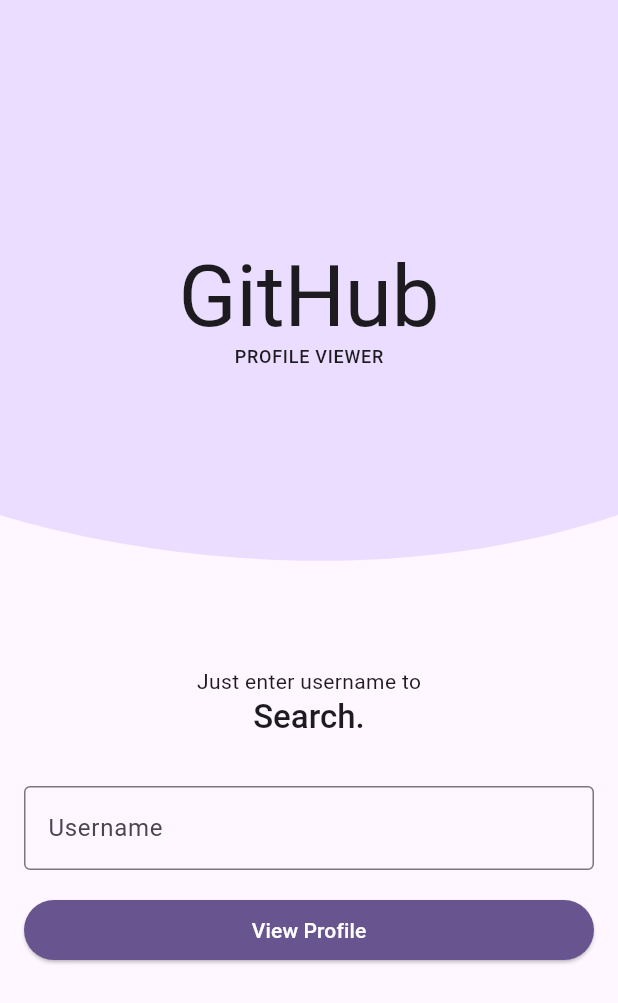
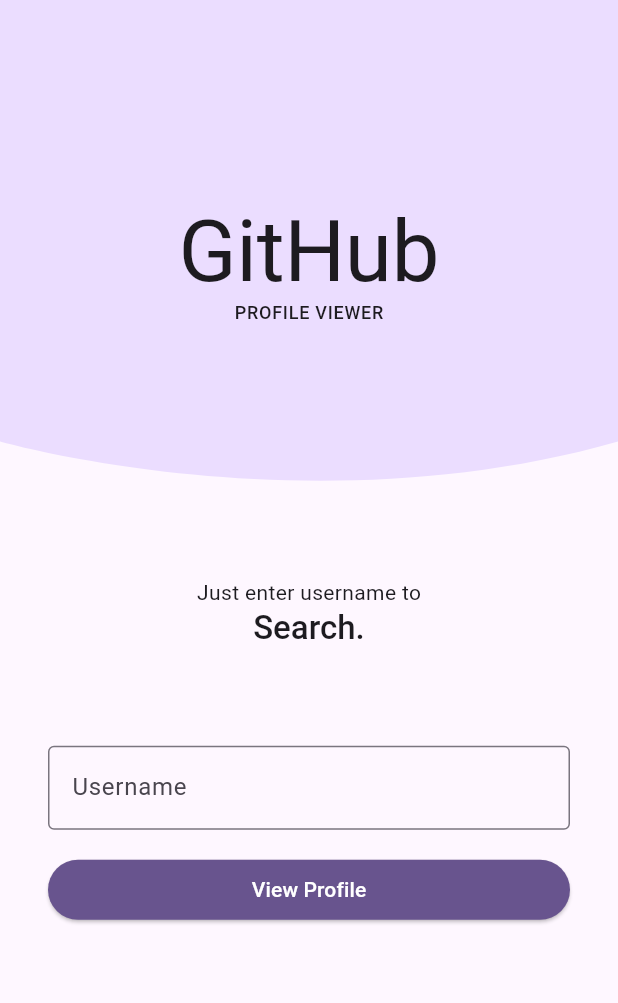
Before and after one commit to deep38/github_profile_viewer, a Flutter app: the screen it shows after launch, on a phone screen of 412 x 824 dp. Shown: the top 1003 px of the screen. Run offline on Flutter 3.47's test engine with Material 3 defaults, Android fonts, the phone set to English and light mode, and no system bars; drawn by our look-alikes of animated_text_kit; our stand-ins replace flutter_sticky_header, get; accounts and stored records are empty.

Commit message:
Improved UI and Fix some bugs.

```diff
--- a/lib/presentation/components/error_indicator.dart
+++ b/lib/presentation/components/error_indicator.dart
@@ -50,7 +50,7 @@ class ErrorIndicator extends StatelessWidget {
             children: [
               Image(
                 image: image,
-                width: min(200, constraints.maxWidth / 3),
+                width: min(200, constraints.maxWidth / 2),
                 errorBuilder: (context, error, stackTrace) => Tooltip(message: "Failed to load image.", child: Icon(Icons.broken_image_outlined, semanticLabel: "Failed to load image.",)),
               ),
               Text(
--- a/lib/presentation/pages/welcome_page.dart
+++ b/lib/presentation/pages/welcome_page.dart
@@ -42,6 +42,8 @@ class WelcomePage extends StatelessWidget {
     // final isLandscape = MediaQuery.of(context).size.aspectRatio > 1;
     return Scaffold(
       body: ResponsiveLayout(
+        headerFlex: 3,
+        bodyFlex: 4,
         headerBuilder: (_) => Stack(
           children: [
             ClipPath(
@@ -72,43 +74,16 @@ class WelcomePage extends StatelessWidget {
         bodyBuilder: (constraints) {
           final isLargeWidth = constraints.maxWidth > Dimens.mediumWidth;
 
-          final form = Column(
+          final form = Padding(
+            padding: const EdgeInsets.symmetric(
+              horizontal: Dimens.paddingMedium,
+            ),
+            child: Column(
               mainAxisSize: MainAxisSize.max,
-            // mainAxisAlignment: MainAxisAlignment.center,
-            // : MainAxisAlignment.spaceBetween,
               children: [
                 SizedBox(height: Dimens.paddingLarge),
-              Text('Just enter username to'),
-              AnimatedTextKit(
-                repeatForever: true,
-
-                animatedTexts: [
-                  TyperAnimatedText(
-                    'Search.',
-                    textStyle: Theme.of(context).textTheme.titleLarge?.copyWith(
-                      fontWeight: FontWeight.w500,
-                    ),
-                    speed: Duration(milliseconds: 100)
-                  ),
-
-                  TyperAnimatedText(
-                    'Explore.',
-                    textStyle: Theme.of(context).textTheme.titleLarge?.copyWith(
-                      fontWeight: FontWeight.w500,
-                    ),
-                    speed: Duration(milliseconds: 100)
-                  ),
-
-                  TyperAnimatedText(
-                    'Connect.',
-                    textStyle: Theme.of(context).textTheme.titleLarge?.copyWith(
-                      fontWeight: FontWeight.w500,
-                    ),
-                    speed: Duration(milliseconds: 100)
-                  ),
-                ],
-              ),
-              SizedBox(height: Dimens.paddingLarge),
+                _FormHeading(),
+                SizedBox(height: Dimens.paddingLarge * 2),
                 TextFormField(
                   key: Key(Strings.welcomePageUserNameFieldKey),
                   controller: _usernameTextEditingController,
@@ -139,12 +114,15 @@ class WelcomePage extends StatelessWidget {
                   style: ElevatedButton.styleFrom(
                     backgroundColor: Theme.of(context).colorScheme.primary,
                     foregroundColor: Theme.of(context).colorScheme.onPrimary,
-                  fixedSize: Size.fromWidth(MediaQuery.of(context).size.width),
+                    fixedSize: Size.fromWidth(
+                      MediaQuery.of(context).size.width,
+                    ),
                     maximumSize: Size.fromWidth(Dimens.mediumWidth),
                   ),
                   child: const Text(Strings.viewProfileButtonText),
                 ),
               ],
+            ),
           );
 
           return Padding(
@@ -158,6 +136,49 @@ class WelcomePage extends StatelessWidget {
           );
         },
       ),
+    );
+  }
+}
+
+class _FormHeading extends StatelessWidget {
+  const _FormHeading();
+
+  @override
+  Widget build(BuildContext context) {
+    return Column(
+      mainAxisSize: MainAxisSize.min,
+      children: [
+        Text('Just enter username to'),
+        AnimatedTextKit(
+          repeatForever: true,
+
+          animatedTexts: [
+            TyperAnimatedText(
+              'Search.',
+              textStyle: Theme.of(
+                context,
+              ).textTheme.titleLarge?.copyWith(fontWeight: FontWeight.w500),
+              speed: Duration(milliseconds: 100),
+            ),
+
+            TyperAnimatedText(
+              'Explore.',
+              textStyle: Theme.of(
+                context,
+              ).textTheme.titleLarge?.copyWith(fontWeight: FontWeight.w500),
+              speed: Duration(milliseconds: 100),
+            ),
+
+            TyperAnimatedText(
+              'Connect.',
+              textStyle: Theme.of(
+                context,
+              ).textTheme.titleLarge?.copyWith(fontWeight: FontWeight.w500),
+              speed: Duration(milliseconds: 100),
+            ),
+          ],
+        ),
+      ],
     );
   }
 }
```
Also changed, not shown: lib/presentation/pages/profile_page.dart (+87 -89 lines), lib/presentation/pages/repository_page.dart (+22 -20 lines). Lines whose indentation alone changed are shown as unchanged.
